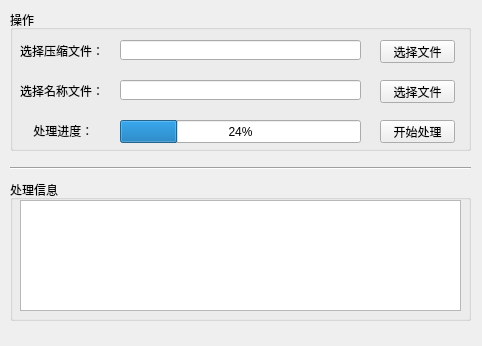
Above: Surface.ui from Crazyfang/PythonCode before the change. Below: the same form after it.
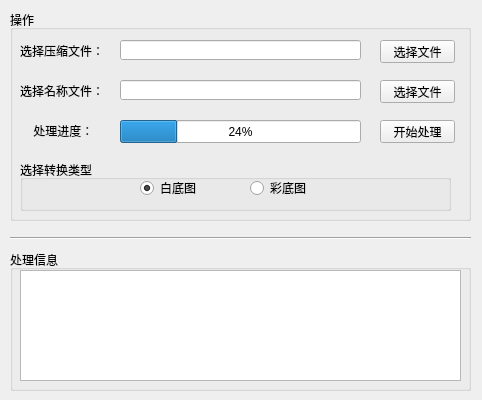
That is the form after the change.

```diff
--- a/Surface.ui
+++ b/Surface.ui
@@ -10,19 +10,19 @@
     <x>0</x>
     <y>0</y>
     <width>482</width>
-    <height>346</height>
+    <height>400</height>
    </rect>
   </property>
   <property name="minimumSize">
    <size>
     <width>482</width>
-    <height>346</height>
+    <height>400</height>
    </size>
   </property>
   <property name="maximumSize">
    <size>
     <width>482</width>
-    <height>346</height>
+    <height>400</height>
    </size>
   </property>
   <property name="windowTitle">
@@ -41,7 +41,7 @@
       <x>10</x>
       <y>10</y>
       <width>461</width>
-      <height>141</height>
+      <height>211</height>
      </rect>
     </property>
     <property name="title">
@@ -158,12 +158,54 @@
       <string>开始处理</string>
      </property>
     </widget>
+    <widget class="QGroupBox" name="groupBox">
+     <property name="geometry">
+      <rect>
+       <x>10</x>
+       <y>150</y>
+       <width>431</width>
+       <height>51</height>
+      </rect>
+     </property>
+     <property name="title">
+      <string>选择转换类型</string>
+     </property>
+     <widget class="QRadioButton" name="radioButton_colours">
+      <property name="geometry">
+       <rect>
+        <x>230</x>
+        <y>20</y>
+        <width>61</width>
+        <height>16</height>
+       </rect>
+      </property>
+      <property name="text">
+       <string>彩底图</string>
+      </property>
+     </widget>
+     <widget class="QRadioButton" name="radioButton_blank">
+      <property name="geometry">
+       <rect>
+        <x>120</x>
+        <y>20</y>
+        <width>61</width>
+        <height>16</height>
+       </rect>
+      </property>
+      <property name="text">
+       <string>白底图</string>
+      </property>
+      <property name="checked">
+       <bool>true</bool>
+      </property>
+     </widget>
+    </widget>
    </widget>
    <widget class="Line" name="line">
     <property name="geometry">
      <rect>
       <x>10</x>
-      <y>160</y>
+      <y>230</y>
       <width>461</width>
       <height>16</height>
      </rect>
@@ -176,7 +218,7 @@
     <property name="geometry">
      <rect>
       <x>10</x>
-      <y>180</y>
+      <y>250</y>
       <width>461</width>
       <height>141</height>
      </rect>
```
